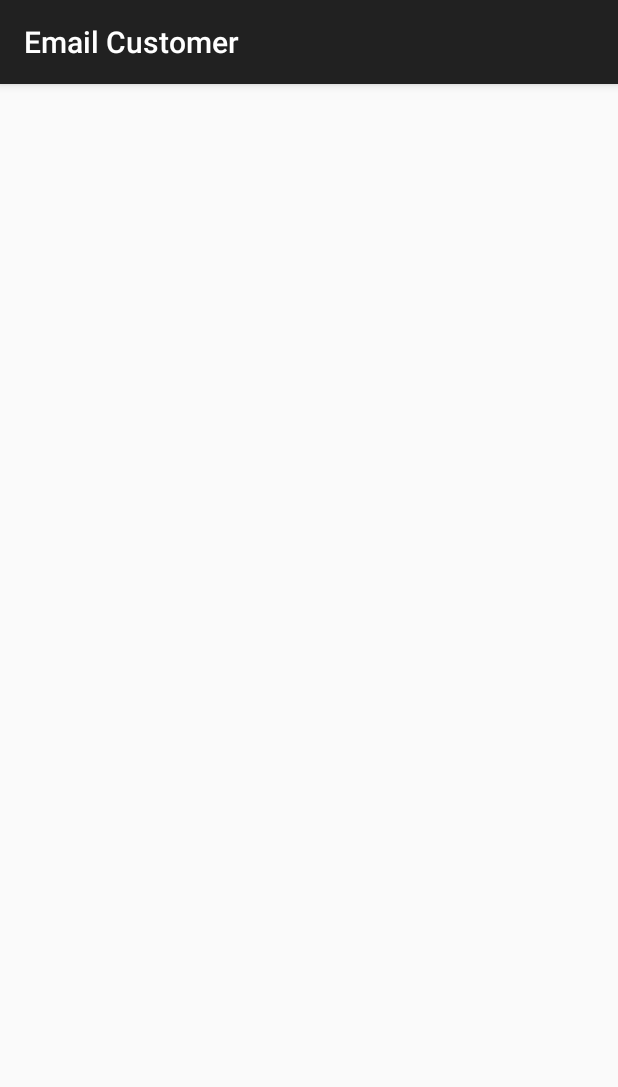
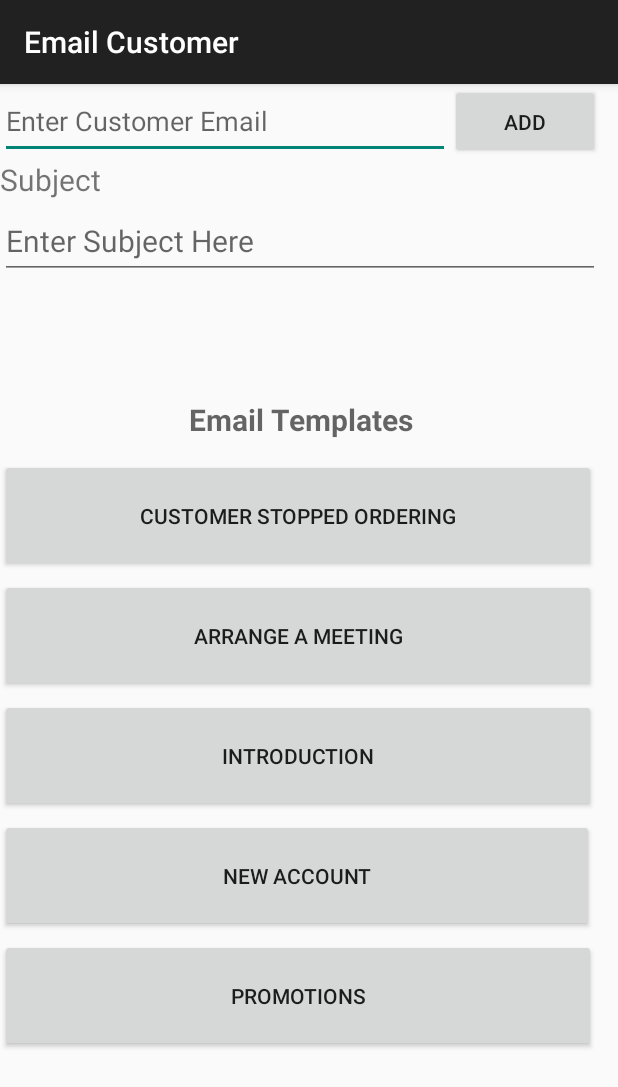
Before and after one commit to BenParker23/parker_ben_set08114_coursework, an Android app: the EmailCustomer screen opened directly, with no data from a screen before it, on a phone screen of 412 x 824 dp. Shown: the top 1087 px of the screen. Run offline under Robolectric (Android 15) with nearby library versions, the phone set to English and light mode, and no system bars.

Commit message:
Adding email functionality and activity

```diff
--- a/app/src/main/java/com/ben/activity/EmailCustomer.java
+++ b/app/src/main/java/com/ben/activity/EmailCustomer.java
@@ -1,7 +1,12 @@
 package com.ben.activity;
 
+import android.content.Intent;
+import android.net.Uri;
 import android.os.Bundle;
 import android.support.v7.app.AppCompatActivity;
+import android.view.View;
+import android.view.WindowManager;
+import android.widget.Button;
 
 import com.ben.R;
 
@@ -9,11 +14,35 @@ import com.ben.R;
  * Created by ben on 17/02/18.
  */
 
-public class EmailCustomer extends AppCompatActivity {
+public class EmailCustomer extends AppCompatActivity implements View.OnClickListener{
+
+
+    private Button sendEmail;
 
     @Override
     protected void onCreate(Bundle savedInstanceState) {
         super.onCreate(savedInstanceState);
         setContentView(R.layout.activity_emailcustomer);
+        /** Hide the keyboard on load of activity **/
+        getWindow().setSoftInputMode(WindowManager.LayoutParams.SOFT_INPUT_STATE_HIDDEN);
+
+        sendEmail = (Button)findViewById(R.id.sendEmailBut);
+        sendEmail.setOnClickListener(this);
+    }
+
+    @Override
+    public void onClick(View view) {
+        sendEmail();
+    }
+
+    private void sendEmail(){
+
+        Intent intent = new Intent(Intent.ACTION_SEND); // it's not ACTION_SEND
+        intent.setType("message/rfc822");
+        intent.putExtra(Intent.EXTRA_SUBJECT, "Subject of email");
+        intent.putExtra(Intent.EXTRA_TEXT, "Body of email");
+        intent.setData(Uri.parse("mailto:benparker_93@outlook.com")); // or just "mailto:" for blank
+        intent.addFlags(Intent.FLAG_ACTIVITY_NEW_TASK); // this will make such that when user returns to your app, your app is displayed, instead of the email app.
+        startActivity(intent);
     }
 }
--- a/app/src/main/res/drawable-v24/border.xml
+++ b/app/src/main/res/drawable-v24/border.xml
@@ -2,6 +2,6 @@
 <shape xmlns:android="http://schemas.android.com/apk/res/android"
     android:shape="rectangle" >
     <stroke
-        android:width="0.5dp"
+        android:width="2dp"
         android:color="#cdcdcd" />
 </shape>
--- a/app/src/main/res/layout/activity_emailcustomer.xml
+++ b/app/src/main/res/layout/activity_emailcustomer.xml
@@ -1,6 +1,154 @@
 <?xml version="1.0" encoding="utf-8"?>
 <LinearLayout xmlns:android="http://schemas.android.com/apk/res/android"
-    android:orientation="vertical" android:layout_width="match_parent"
+    android:layout_width="match_parent"
     android:layout_height="match_parent">
 
+    <ScrollView
+        android:layout_width="400dp"
+        android:layout_height="match_parent">
+
+        <android.support.design.widget.CoordinatorLayout
+            android:layout_width="match_parent"
+            android:layout_height="wrap_content"
+            android:orientation="vertical"
+            android:id="@+id/coorLayout">
+
+            <Button
+                android:layout_width="100dp"
+                android:layout_height="50dp"
+                android:layout_marginLeft="300dp"
+                android:text="Add" />
+
+            <EditText
+                android:id="@+id/editText"
+                android:layout_width="300dp"
+                android:layout_height="50dp"
+                android:inputType="textPersonName"
+                android:hint="Enter Customer Email" />
+
+            <TextView
+                android:id="@+id/textView"
+                android:layout_width="100dp"
+                android:layout_height="50dp"
+                android:text="Subject"
+                android:layout_marginTop="50dp"
+                android:textSize="20dp"
+                />
+
+            <EditText
+                android:id="@+id/tvSubject"
+                android:layout_width="match_parent"
+                android:layout_height="50dp"
+                android:hint="Enter Subject Here"
+                android:layout_marginTop="80dp"
+                android:textSize="20dp"
+                />
+
+            <TextView
+                android:id="@+id/tvTemplate"
+                android:layout_width="match_parent"
+                android:layout_height="50dp"
+                android:hint="Email Templates"
+                android:layout_marginTop="210dp"
+                android:textSize="20dp"
+                android:textStyle="bold"
+                android:textAlignment="center"
+                />
+
+            <Button
+                android:id="@+id/actionScheduleBut"
+                android:layout_width="397dp"
+                android:layout_height="75dp"
+                android:layout_gravity="bottom"
+                android:layout_marginTop="250dp"
+                android:layout_marginBottom="320dp"
+                android:text="Customer Stopped Ordering" />
+
+
+            <Button
+                android:id="@+id/manageLeadBut"
+                android:layout_width="397dp"
+                android:layout_height="75dp"
+                android:layout_gravity="bottom"
+                android:layout_marginBottom="160dp"
+                android:text="Introduction" />
+
+            <Button
+                android:id="@+id/manageCustomerBut"
+                android:layout_width="397dp"
+                android:layout_height="75dp"
+                android:layout_gravity="bottom"
+                android:layout_marginBottom="240dp"
+                android:text="Arrange A Meeting" />
+
+
+            <Button
+                android:id="@+id/emailCustomerBut"
+                android:layout_width="396dp"
+                android:layout_height="75dp"
+                android:layout_gravity="bottom"
+                android:layout_marginBottom="80dp"
+                android:text="New Account" />
+
+            <Button
+                android:id="@+id/routePlanBut"
+                android:layout_width="397dp"
+                android:layout_height="75dp"
+                android:layout_gravity="bottom"
+                android:text="Promotions" />
+
+        </android.support.design.widget.CoordinatorLayout>
+
+
+
+
+    </ScrollView>
+
+
+
+    <ScrollView
+        android:layout_width="match_parent"
+        android:layout_height="match_parent">
+
+        <android.support.design.widget.CoordinatorLayout
+            android:layout_width="match_parent"
+            android:layout_height="match_parent"
+            android:orientation="vertical"
+            android:id="@+id/coorLayoutDetail">
+
+            <EditText
+                android:layout_width="850dp"
+                android:layout_height="350dp"
+                android:layout_marginTop="10dp"
+                android:layout_marginLeft="20dp"
+                android:background="@drawable/border"
+                android:hint="Enter Email Body here"
+                android:textAlignment="center"/>
+
+            <TextView
+                android:id="@+id/tvAttach"
+                android:layout_width="850dp"
+                android:layout_height="50dp"
+                android:hint="Attachments"
+                android:layout_marginTop="370dp"
+                android:layout_marginLeft="20dp"
+                android:textSize="20dp"
+                android:textStyle="bold"
+                android:background="@drawable/border"
+                android:textAlignment="center"
+                />
+
+            <Button
+                android:id="@+id/sendEmailBut"
+                android:layout_width="200dp"
+                android:layout_height="100dp"
+                android:layout_weight="1"
+                android:layout_marginTop="425dp"
+                android:layout_marginLeft="650dp"
+                android:text="Send Email" />
+
+        </android.support.design.widget.CoordinatorLayout>
+
+
+    </ScrollView>
 </LinearLayout>
```
